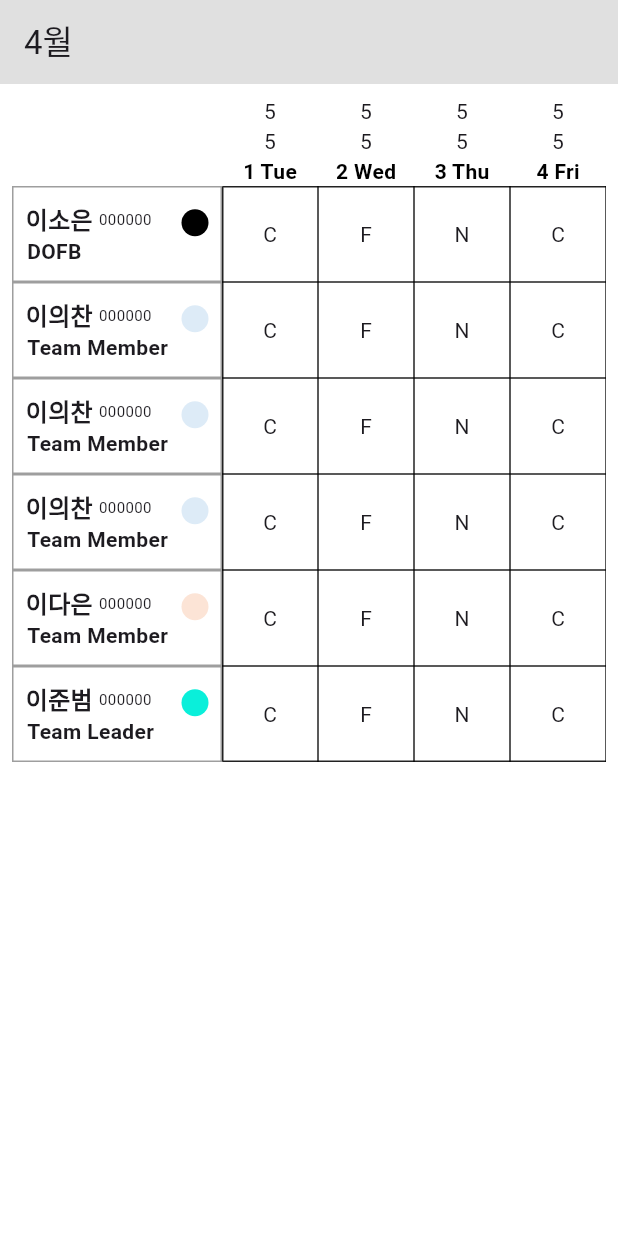
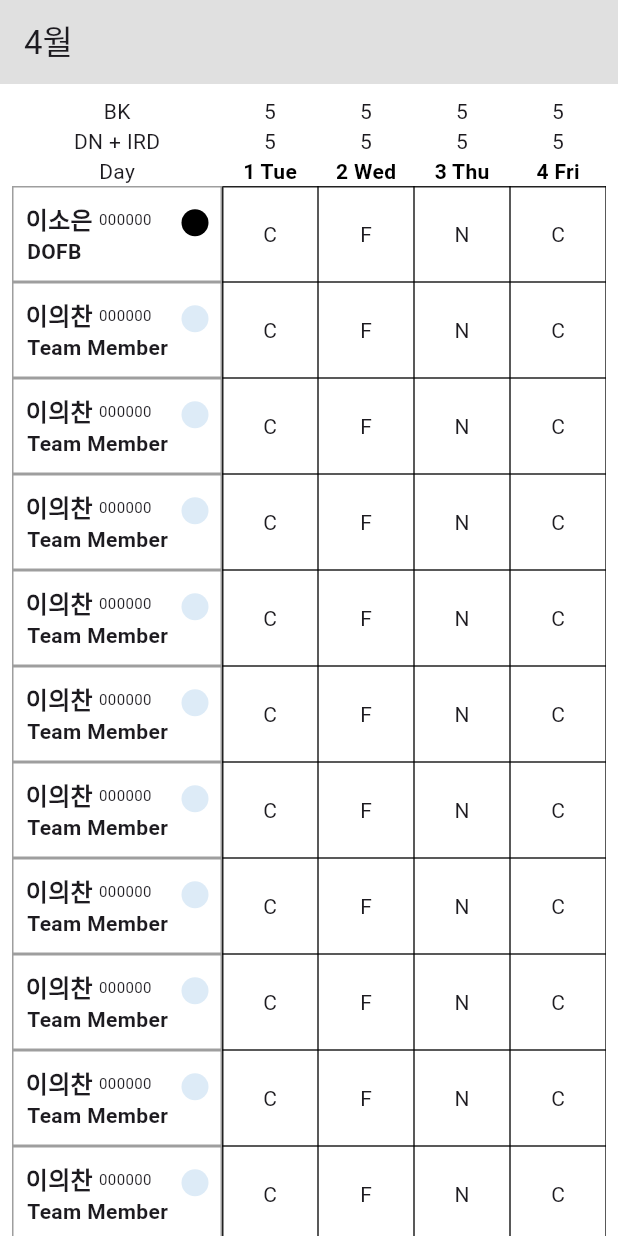
Before and after one commit to Eui9179/sohpia_scheduler, a Flutter app: the screen it shows after launch, on a phone screen of 412 x 824 dp. Run offline on Flutter 3.47's test engine with Material 3 defaults, Android fonts, the phone set to English and light mode, and no system bars; missing offline and left inert: desktop_window; Roboto replaces fonts that are missing (Pretendard); project files that could hold a hidden picture were left out.

Commit message:
Feature/sub-title

```diff
--- a/lib/screen/main/content/f_content.dart
+++ b/lib/screen/main/content/f_content.dart
@@ -3,6 +3,7 @@ import 'package:sophia_scheduler/data/date_info.dart';
 import 'package:sophia_scheduler/data/staff_data.dart';
 import 'package:sophia_scheduler/data/staff_position.dart';
 import 'package:sophia_scheduler/screen/main/content/schedule/f_schedule.dart';
+import 'package:sophia_scheduler/screen/main/content/schedule/w_sub_title.dart';
 import 'package:sophia_scheduler/screen/main/content/staff/f_staff_list.dart';
 
 class ContentFrame extends StatelessWidget {
@@ -19,6 +20,16 @@ class ContentFrame extends StatelessWidget {
       StaffData("이의찬", "leui", "000000", StaffPosition.TEAM_MEMBER1, 30, 8),
       StaffData("이의찬", "leui", "000000", StaffPosition.TEAM_MEMBER1, 30, 8),
       StaffData("이의찬", "leui", "000000", StaffPosition.TEAM_MEMBER1, 30, 8),
+      StaffData("이의찬", "leui", "000000", StaffPosition.TEAM_MEMBER1, 30, 8),
+      StaffData("이의찬", "leui", "000000", StaffPosition.TEAM_MEMBER1, 30, 8),
+      StaffData("이의찬", "leui", "000000", StaffPosition.TEAM_MEMBER1, 30, 8),
+      StaffData("이의찬", "leui", "000000", StaffPosition.TEAM_MEMBER1, 30, 8),
+      StaffData("이의찬", "leui", "000000", StaffPosition.TEAM_MEMBER1, 30, 8),
+      StaffData("이의찬", "leui", "000000", StaffPosition.TEAM_MEMBER1, 30, 8),
+      StaffData("이의찬", "leui", "000000", StaffPosition.TEAM_MEMBER1, 30, 8),
+      StaffData("이의찬", "leui", "000000", StaffPosition.TEAM_MEMBER1, 30, 8),
+      StaffData("이의찬", "leui", "000000", StaffPosition.TEAM_MEMBER1, 30, 8),
+      StaffData("이의찬", "leui", "000000", StaffPosition.TEAM_MEMBER1, 30, 8),
       StaffData("이다은", "daeun", "000000", StaffPosition.TEAM_MEMBER2, 30, 8),
       StaffData("이준범", "junbum", "000000", StaffPosition.TEAM_LEADER, 30, 8),
     ];
@@ -30,6 +41,16 @@ class ContentFrame extends StatelessWidget {
       staffs[3].name: ["C", "F", "N","C", "F", "N","C", "F", "N","C", "F", "N","C", "F", "N","C", "F", "N","C", "F", "N", "F", "N","C", "F", "N", "F", "N","C", "F", "N"],
       staffs[4].name: ["C", "F", "N","C", "F", "N","C", "F", "N","C", "F", "N","C", "F", "N","C", "F", "N","C", "F", "N", "F", "N","C", "F", "N", "F", "N","C", "F", "N"],
       staffs[5].name: ["C", "F", "N","C", "F", "N","C", "F", "N","C", "F", "N","C", "F", "N","C", "F", "N","C", "F", "N", "F", "N","C", "F", "N", "F", "N","C", "F", "N"],
+      staffs[6].name: ["C", "F", "N","C", "F", "N","C", "F", "N","C", "F", "N","C", "F", "N","C", "F", "N","C", "F", "N", "F", "N","C", "F", "N", "F", "N","C", "F", "N"],
+      staffs[7].name: ["C", "F", "N","C", "F", "N","C", "F", "N","C", "F", "N","C", "F", "N","C", "F", "N","C", "F", "N", "F", "N","C", "F", "N", "F", "N","C", "F", "N"],
+      staffs[8].name: ["C", "F", "N","C", "F", "N","C", "F", "N","C", "F", "N","C", "F", "N","C", "F", "N","C", "F", "N", "F", "N","C", "F", "N", "F", "N","C", "F", "N"],
+      staffs[9].name: ["C", "F", "N","C", "F", "N","C", "F", "N","C", "F", "N","C", "F", "N","C", "F", "N","C", "F", "N", "F", "N","C", "F", "N", "F", "N","C", "F", "N"],
+      staffs[10].name: ["C", "F", "N","C", "F", "N","C", "F", "N","C", "F", "N","C", "F", "N","C", "F", "N","C", "F", "N", "F", "N","C", "F", "N", "F", "N","C", "F", "N"],
+      staffs[11].name: ["C", "F", "N","C", "F", "N","C", "F", "N","C", "F", "N","C", "F", "N","C", "F", "N","C", "F", "N", "F", "N","C", "F", "N", "F", "N","C", "F", "N"],
+      staffs[12].name: ["C", "F", "N","C", "F", "N","C", "F", "N","C", "F", "N","C", "F", "N","C", "F", "N","C", "F", "N", "F", "N","C", "F", "N", "F", "N","C", "F", "N"],
+      staffs[13].name: ["C", "F", "N","C", "F", "N","C", "F", "N","C", "F", "N","C", "F", "N","C", "F", "N","C", "F", "N", "F", "N","C", "F", "N", "F", "N","C", "F", "N"],
+      staffs[14].name: ["C", "F", "N","C", "F", "N","C", "F", "N","C", "F", "N","C", "F", "N","C", "F", "N","C", "F", "N", "F", "N","C", "F", "N", "F", "N","C", "F", "N"],
+      staffs[15].name: ["C", "F", "N","C", "F", "N","C", "F", "N","C", "F", "N","C", "F", "N","C", "F", "N","C", "F", "N", "F", "N","C", "F", "N", "F", "N","C", "F", "N"],
     };
 
     List<DateInfo> dateInfos = [];
@@ -51,21 +72,25 @@ class ContentFrame extends StatelessWidget {
     List<int> bk = [5, 5, 5, 5, 5, 5, 5, 5, 5, 5, 5, 5, 5, 5, 5, 5, 5, 5, 5, 5, 5, 5, 5, 5, 5, 5, 5, 5, 5, 5, 5];
     List<int> dnIrd = [5, 5, 5, 5, 5, 5, 5, 5, 5, 5, 5, 5, 5, 5, 5, 5, 5, 5, 5, 5, 5, 5, 5, 5, 5, 5, 5, 5, 5, 5, 5];
 
-    return Padding(
+    return Expanded(
+      child: SingleChildScrollView(
+        child: Padding(
           padding: const EdgeInsets.all(8.0),
           child: Row(
             crossAxisAlignment: CrossAxisAlignment.start,
             children: [
               Column(
                 children: [
-              SizedBox(height: dateHeader,),
-              SizedBox(height: dateHeader,),
-              SizedBox(height: dateHeader,),
+                  SubTitleWidget(title: "BK"),
+                  SubTitleWidget(title: "DN + IRD"),
+                  SubTitleWidget(title: "Day"),
                   StaffListFrame(staffs: staffs),
                 ],
               ),
               ScheduleFrame(staffs: staffs, schedules: schedules, dateInfos: dateInfos, bk: bk, dnIrd: dnIrd),
             ],
+          ),
+        ),
       ),
     );
   }
--- /dev/null
+++ b/lib/screen/main/content/schedule/w_sub_title.dart
@@ -0,0 +1,17 @@
+import 'package:flutter/material.dart';
+import 'package:sophia_scheduler/screen/main/content/f_content.dart';
+
+class SubTitleWidget extends StatelessWidget {
+  const SubTitleWidget({super.key, required this.title});
+
+  final String title;
+
+  @override
+  Widget build(BuildContext context) {
+    return Container(
+      alignment: Alignment.center,
+      height: ContentFrame.dateHeader,
+      child: Text(title)
+    );
+  }
+}
```
Lines whose indentation alone changed are shown as unchanged.
